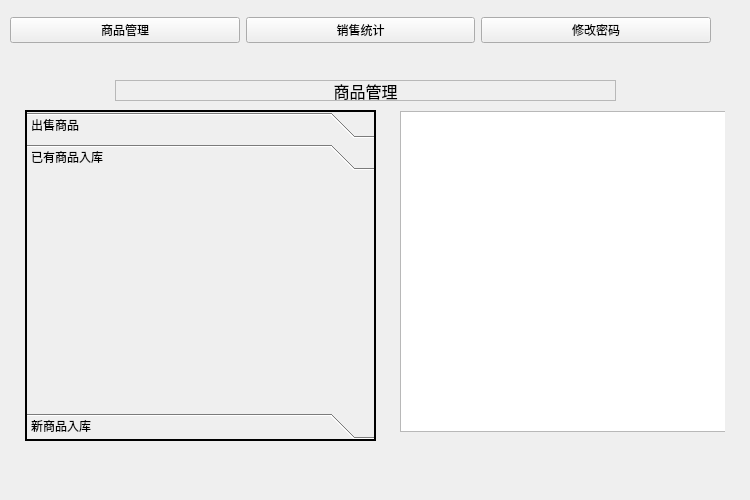
This is UI-PROJ/dataManager/source/ui/mainWidget.ui in freedomvictory/QT-proj-practice as Qt 5 draws it before an edit. The edited form follows.
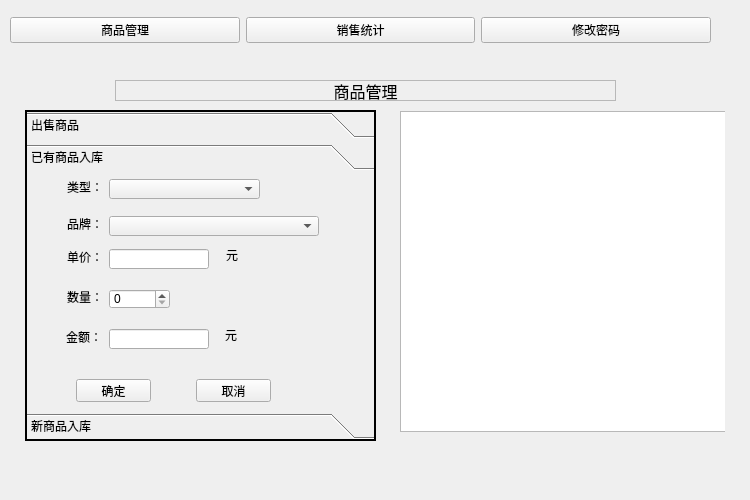
This is the edited form. The open tabs and pages were chosen to show the change.

The edit to the form file:
```diff
--- a/UI-PROJ/dataManager/source/ui/mainWidget.ui
+++ b/UI-PROJ/dataManager/source/ui/mainWidget.ui
@@ -304,6 +304,173 @@
       <attribute name="label">
        <string>已有商品入库</string>
       </attribute>
+      <widget class="QLabel" name="label_13">
+       <property name="geometry">
+        <rect>
+         <x>40</x>
+         <y>73</y>
+         <width>36</width>
+         <height>16</height>
+        </rect>
+       </property>
+       <property name="text">
+        <string>单价：</string>
+       </property>
+      </widget>
+      <widget class="QLabel" name="label_21">
+       <property name="geometry">
+        <rect>
+         <x>39</x>
+         <y>153</y>
+         <width>36</width>
+         <height>16</height>
+        </rect>
+       </property>
+       <property name="text">
+        <string>金额：</string>
+       </property>
+      </widget>
+      <widget class="QComboBox" name="goodsBrandComboBox">
+       <property name="geometry">
+        <rect>
+         <x>82</x>
+         <y>40</y>
+         <width>210</width>
+         <height>20</height>
+        </rect>
+       </property>
+      </widget>
+      <widget class="QComboBox" name="goodsTypeComboBox">
+       <property name="geometry">
+        <rect>
+         <x>82</x>
+         <y>3</y>
+         <width>151</width>
+         <height>20</height>
+        </rect>
+       </property>
+      </widget>
+      <widget class="QPushButton" name="goodsOkBtn">
+       <property name="geometry">
+        <rect>
+         <x>49</x>
+         <y>203</y>
+         <width>75</width>
+         <height>23</height>
+        </rect>
+       </property>
+       <property name="text">
+        <string>确定</string>
+       </property>
+      </widget>
+      <widget class="QLineEdit" name="goodsSumLineEdit">
+       <property name="geometry">
+        <rect>
+         <x>82</x>
+         <y>153</y>
+         <width>100</width>
+         <height>20</height>
+        </rect>
+       </property>
+      </widget>
+      <widget class="QLabel" name="label_3">
+       <property name="geometry">
+        <rect>
+         <x>40</x>
+         <y>3</y>
+         <width>36</width>
+         <height>16</height>
+        </rect>
+       </property>
+       <property name="text">
+        <string>类型：</string>
+       </property>
+      </widget>
+      <widget class="QLineEdit" name="goodsPriceLineEdit">
+       <property name="geometry">
+        <rect>
+         <x>82</x>
+         <y>73</y>
+         <width>100</width>
+         <height>20</height>
+        </rect>
+       </property>
+      </widget>
+      <widget class="QLabel" name="label_14">
+       <property name="geometry">
+        <rect>
+         <x>40</x>
+         <y>113</y>
+         <width>36</width>
+         <height>16</height>
+        </rect>
+       </property>
+       <property name="text">
+        <string>数量：</string>
+       </property>
+      </widget>
+      <widget class="QLabel" name="label_22">
+       <property name="geometry">
+        <rect>
+         <x>198</x>
+         <y>153</y>
+         <width>54</width>
+         <height>12</height>
+        </rect>
+       </property>
+       <property name="text">
+        <string>元</string>
+       </property>
+      </widget>
+      <widget class="QLabel" name="label_15">
+       <property name="geometry">
+        <rect>
+         <x>199</x>
+         <y>73</y>
+         <width>54</width>
+         <height>12</height>
+        </rect>
+       </property>
+       <property name="text">
+        <string>元</string>
+       </property>
+      </widget>
+      <widget class="QSpinBox" name="goodsNumSpinBox">
+       <property name="geometry">
+        <rect>
+         <x>82</x>
+         <y>113</y>
+         <width>61</width>
+         <height>20</height>
+        </rect>
+       </property>
+      </widget>
+      <widget class="QPushButton" name="goodsCancelBtn">
+       <property name="geometry">
+        <rect>
+         <x>169</x>
+         <y>203</y>
+         <width>75</width>
+         <height>23</height>
+        </rect>
+       </property>
+       <property name="text">
+        <string>取消</string>
+       </property>
+      </widget>
+      <widget class="QLabel" name="label_6">
+       <property name="geometry">
+        <rect>
+         <x>40</x>
+         <y>40</y>
+         <width>36</width>
+         <height>16</height>
+        </rect>
+       </property>
+       <property name="text">
+        <string>品牌：</string>
+       </property>
+      </widget>
      </widget>
      <widget class="QWidget" name="page_3">
       <property name="geometry">
```
